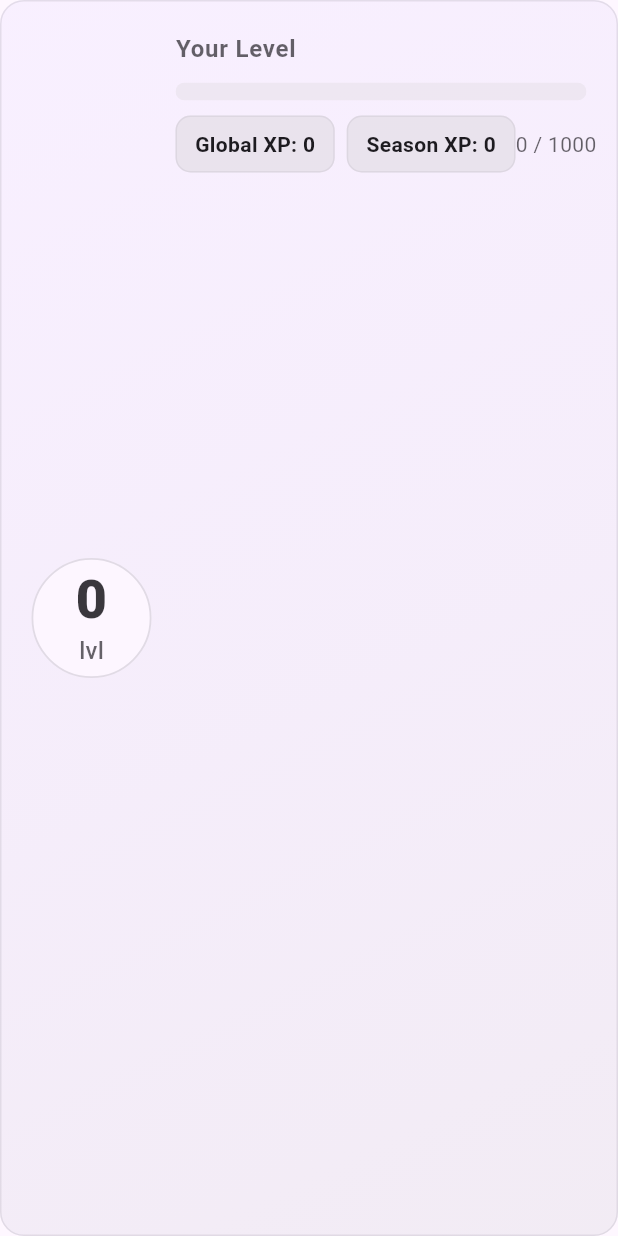
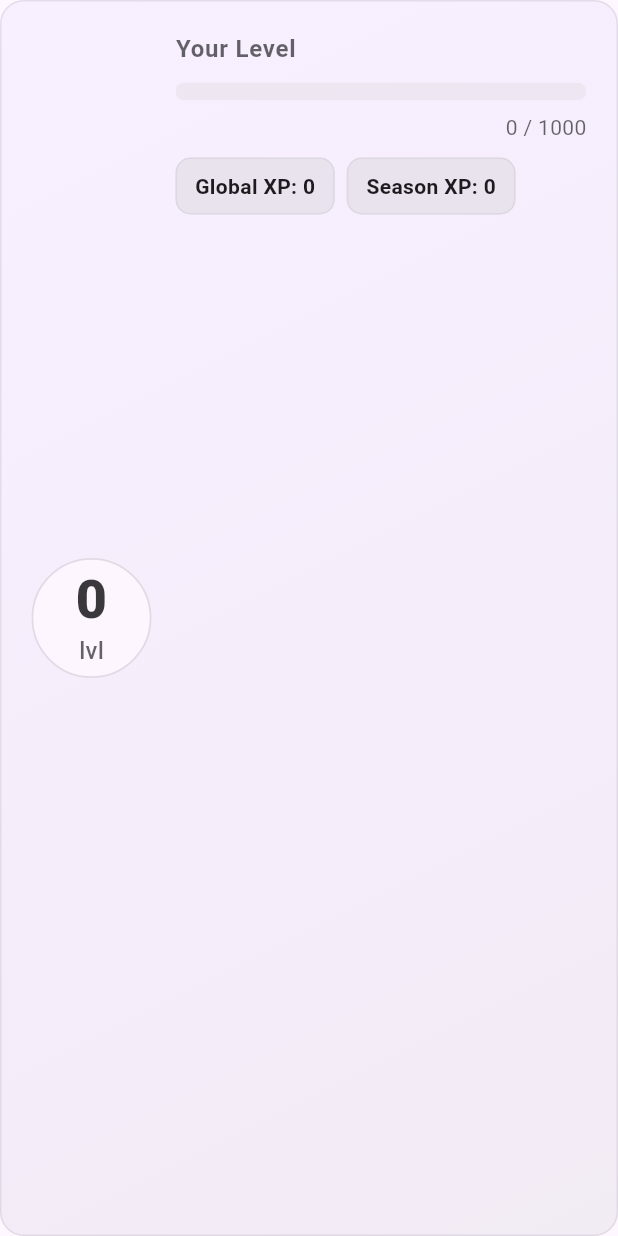
Before and after one commit to zhbforum/CodeForge, a Flutter app: the HeroStatsCard widget shown alone on an empty page, opened directly with empty values, on a phone screen of 412 x 824 dp. Run offline on Flutter 3.47's test engine with Material 3 defaults, Android fonts, the phone set to English and light mode, and no system bars; our stand-ins replace flutter_markdown, flutter_riverpod, flutter_svg, font_awesome_flutter, freezed_annotation, go_router and 2 more; accounts and stored records are empty; network calls fail; project files that could hold a hidden picture were left out.

Commit message:
fix(hero-stats): prevent overflow on small screens via Wrap; move XP counter to its own line; add ellipsis in pills

```diff
--- a/apps/mobile_app/lib/features/leaderboard/presentation/widgets/hero_stats_card.dart
+++ b/apps/mobile_app/lib/features/leaderboard/presentation/widgets/hero_stats_card.dart
@@ -75,7 +75,6 @@ class HeroStatsCard extends StatelessWidget {
             ),
           ),
           const SizedBox(width: 16),
-
           Expanded(
             child: Column(
               crossAxisAlignment: CrossAxisAlignment.start,
@@ -97,17 +96,21 @@ class HeroStatsCard extends StatelessWidget {
                         .withValues(alpha: isDark ? .35 : .55),
                   ),
                 ),
+                const SizedBox(height: 8),
+                Align(
+                  alignment: Alignment.centerRight,
+                  child: Text(
+                    '$xpInLevel / $nextLevelXp',
+                    style: theme.textTheme.bodyMedium?.copyWith(color: onMed),
+                  ),
+                ),
                 const SizedBox(height: 10),
-                Row(
+                Wrap(
+                  spacing: 8,
+                  runSpacing: 8,
                   children: [
                     _StatChip(label: 'Global XP', value: stats.totalExp),
-                    const SizedBox(width: 8),
                     _StatChip(label: 'Season XP', value: stats.seasonExp),
-                    const Spacer(),
-                    Text(
-                      '$xpInLevel / $nextLevelXp',
-                      style: theme.textTheme.bodyMedium?.copyWith(color: onMed),
-                    ),
                   ],
                 ),
               ],
@@ -140,10 +143,15 @@ class _StatChip extends StatelessWidget {
           color: theme.colorScheme.outlineVariant.withValues(alpha: .40),
         ),
       ),
-      child: Text(
-        '$label: $value',
-        style: theme.textTheme.bodyMedium?.copyWith(
-          fontWeight: FontWeight.w700,
+      child: ConstrainedBox(
+        constraints: const BoxConstraints(minHeight: 20, maxWidth: 320),
+        child: Text(
+          '$label: $value',
+          maxLines: 1,
+          overflow: TextOverflow.ellipsis,
+          style: theme.textTheme.bodyMedium?.copyWith(
+            fontWeight: FontWeight.w700,
+          ),
         ),
       ),
     );
```
